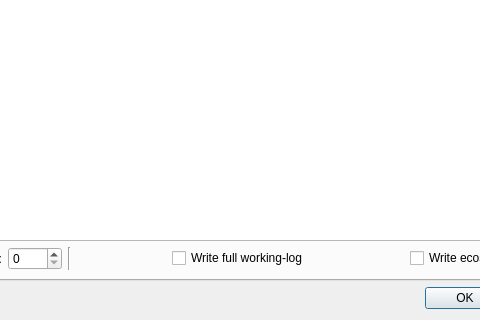
Before: the Qt Designer form output.ui in palaeoware/trevosim, drawn with Qt 5; both pictures show x 298 to 778 and y 480 to 800 of the 900 by 800 pixel window.
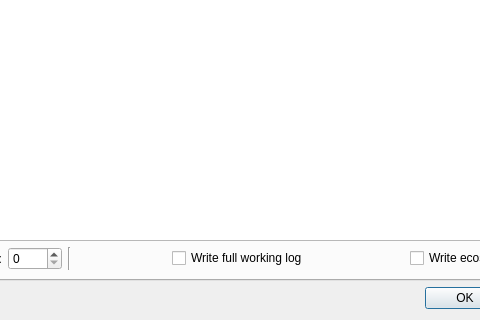
After: the same form once the commit is applied. The open tabs and pages were chosen to show the change.

Commit message: Send output docs link to the logging URL for issue #28

Diff of the .ui file:
```diff
--- a/output.ui
+++ b/output.ui
@@ -332,7 +332,7 @@
          <item>
           <widget class="QCheckBox" name="c_work_log">
            <property name="text">
-            <string>Write full working-log</string>
+            <string>Write full working log</string>
            </property>
           </widget>
          </item>
```
The commit also changes 2 other files.
